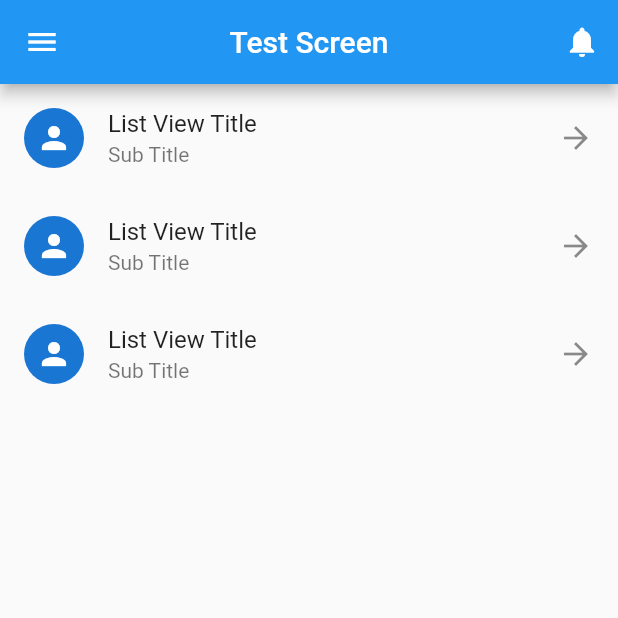
After one commit to kmsayem12/flutter-app, a Flutter app: the TestScreen screen opened by its route, on a phone screen of 412 x 824 dp, the top half of it. The commit adds this screen. Run offline on Flutter 3.47's test engine with Material 2 defaults, Android fonts, the phone set to English and light mode, and no system bars; our stand-ins replace firebase_core; accounts and stored records are empty; network calls fail.

Commit message:
add test screen

```diff
--- /dev/null
+++ b/lib/Screens/TestScreen.dart
@@ -0,0 +1,156 @@
+import 'package:flutter/material.dart';
+
+class TestScreen extends StatelessWidget {
+  const TestScreen({super.key});
+  @override
+  Widget build(BuildContext context) {
+    var deviceHeight = MediaQuery.of(context).size.height;
+    var deviceWidth = MediaQuery.of(context).size.width;
+    return Scaffold(
+        appBar: AppBar(
+          title: const Text('Test Screen'),
+          centerTitle: true,
+          leading: const Icon(Icons.menu),
+          actions: <Widget>[
+            IconButton(onPressed: () {}, icon: const Icon(Icons.notifications))
+          ],
+        ),
+        // body: Column(
+        //   children: <Widget>[
+        //     Container(
+        //       height: deviceHeight/3,
+        //       width: deviceWidth,
+        //       color: Colors.amber[900],
+        //     ),
+        //     const SizedBox(
+        //       height: 20,
+        //     ),
+        //     ElevatedButton(
+        //       onPressed: () {
+        //         Navigator.pop(context);
+        //       },
+        //       child: const Text('Go back!'),
+        //     ),
+
+        //   ],
+        // ),
+        body: ListView(children: const <Widget>[
+          ListTile(
+            title: Text('List View Title'),
+            subtitle: Text('Sub Title'),
+            leading: CircleAvatar(child: Icon(Icons.person)),
+            trailing: Icon(Icons.arrow_forward),
+          ),
+          ListTile(
+            title: Text('List View Title'),
+            subtitle: Text('Sub Title'),
+            leading: CircleAvatar(child: Icon(Icons.person)),
+            trailing: Icon(Icons.arrow_forward),
+          ),
+          ListTile(
+            title: Text('List View Title'),
+            subtitle: Text('Sub Title'),
+            leading: CircleAvatar(child: Icon(Icons.person)),
+            trailing: Icon(Icons.arrow_forward),
+          ),
+        ])
+        // body:
+        //   Center(
+        //     child:
+        //     Stack(
+        //       alignment: Alignment.bottomCenter,
+        //       clipBehavior: Clip.none,
+        //       children: <Widget>[
+        //         Container(
+        //           height: 200,
+        //           width: 200,
+        //           color: Colors.amber[900],
+        //         ),
+        //         const Positioned(
+        //           bottom: -50,
+        //           child: CircleAvatar(radius: 50,backgroundColor: Colors.blue),
+        //         )
+        //       ]
+        //     )
+        // ),
+        // body: Center(
+        //   child: Card(
+        //     elevation: 10,
+        //     shape: const RoundedRectangleBorder(
+        //       borderRadius: BorderRadius.all(Radius.circular(10))
+        //     ),
+        //     color: Colors.green,
+        //     child: Container(
+        //       height: 200,
+        //       width: 200,
+        //     ),
+        //   )
+        // ),
+        // body: Padding(
+        //   padding: const EdgeInsets.all(10.0),
+        //   child: GridView.count(
+        //     crossAxisCount: 2,
+        //     mainAxisSpacing: 10,
+        //     crossAxisSpacing: 10,
+        //     children: <Widget>[
+        //       Container(
+        //         height: 200,
+        //         width: 200,
+        //         color: Colors.green,
+        //       ),
+        //       Container(
+        //         height: 200,
+        //         width: 200,
+        //         color: Colors.green,
+        //       ),
+        //     ]
+        //   ),
+        // ),
+        // body: Column(children: <Widget>[
+        //   Expanded(flex: 2, child: Container(color: Colors.amber[900])),
+        //   Expanded(child: Container(color: Colors.amber[800])),
+        //   Expanded(child: Container(color: Colors.amber[700])),
+        //   Expanded(child: Container(color: Colors.amber[600]))
+        // ]),
+        // body: CustomScrollView(
+        //   slivers: <Widget>[
+        //     SliverAppBar(
+        //       pinned: true,
+        //       expandedHeight: 200,
+        //       leading: const Text(''),
+        //       backgroundColor: Colors.amber[900],
+        //       flexibleSpace: const FlexibleSpaceBar(
+        //         title: Text('Sliver AppBar'),
+        //       ),
+        //     ),
+        //     SliverList(
+        //         delegate: SliverChildListDelegate(<Widget>[
+        //       sliverItem('One', 'Sliver List'),
+        //       sliverItem('Two', 'Sliver List'),
+        //       sliverItem('Three', 'Sliver List'),
+        //       sliverItem('Four', 'Sliver List'),
+        //       sliverItem('Five', 'Sliver List'),
+        //       sliverItem('Six', 'Sliver List'),
+        //       sliverItem('Seven', 'Sliver List'),
+        //       sliverItem('Eight', 'Sliver List'),
+        //       sliverItem('Nine', 'Sliver List'),
+        //       sliverItem('Ten', 'Sliver List'),
+        //       sliverItem('Eleven', 'Sliver List'),
+        //       sliverItem('Twelve', 'Sliver List'),
+        //     ]))
+        //   ],
+        // ),
+        );
+  }
+}
+
+Widget sliverItem(
+  String title,
+  String subtitle,
+) {
+  return ListTile(
+    title: Text(title),
+    subtitle: Text(subtitle),
+    leading: CircleAvatar(child: Text(title[0])),
+  );
+}
--- a/lib/Widget/SideDrawer.dart
+++ b/lib/Widget/SideDrawer.dart
@@ -6,7 +6,7 @@ class SideDrawer extends StatelessWidget {
   @override
   Widget build(BuildContext context) {
     return SizedBox(
-        width: MediaQuery.of(context).size.width * 0.85,//20.0,
+        width: MediaQuery.of(context).size.width * 0.85, //20.0,
         child: Drawer(
             // Add a ListView to the drawer. This ensures the user can scroll
             // through the options in the drawer if there isn't enough vertical
@@ -22,12 +22,15 @@ class SideDrawer extends StatelessWidget {
               child: Text('Menu'),
             ),
             ListTile(
-          title: const Text('Item 1'),
+              title: const Text('Home'),
               onTap: () {
-            // Update the state of the app
-            // ...
-            // Then close the drawer
-            Navigator.pop(context);
+                Navigator.pushNamed(context, '/home');
+              },
+            ),
+            ListTile(
+              title: const Text('Test'),
+              onTap: () {
+                Navigator.pushNamed(context, '/test');
               },
             ),
             ListTile(
@@ -37,8 +40,6 @@ class SideDrawer extends StatelessWidget {
               },
             ),
           ],
-    )
-        )
-    );
+        )));
   }
 }
--- a/lib/main.dart
+++ b/lib/main.dart
@@ -1,6 +1,7 @@
 import 'package:flutter/material.dart';
 import 'Screens/LoginScreen.dart';
 import 'Screens/HomeScreen.dart';
+import 'Screens/TestScreen.dart';
 
 void main() {
   runApp(
@@ -15,6 +16,7 @@ void main() {
         '/': (context) => const LoginScreen(),
         // When navigating to the "/second" route, build the HomeScreen widget.
         '/home': (context) => const HomeScreen(),
+        '/test': (context) => const TestScreen(),
       },
     ),
   );
```
Also changed, not shown: lib/Screens/TestScree.dart (deleted, +0 -158 lines). Lines whose indentation alone changed are shown as unchanged.
